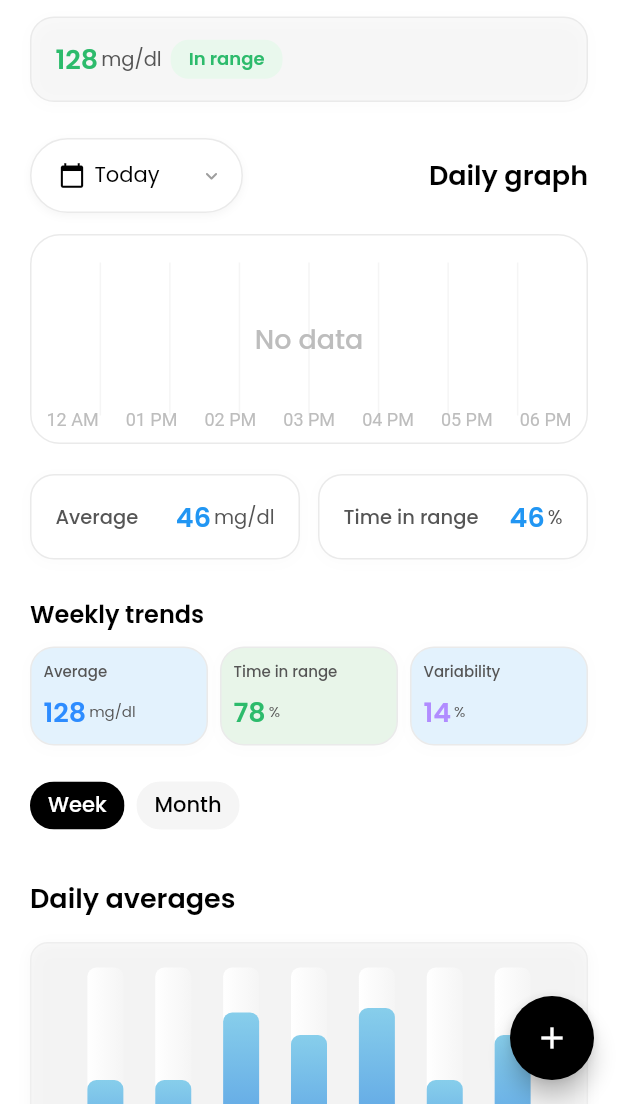
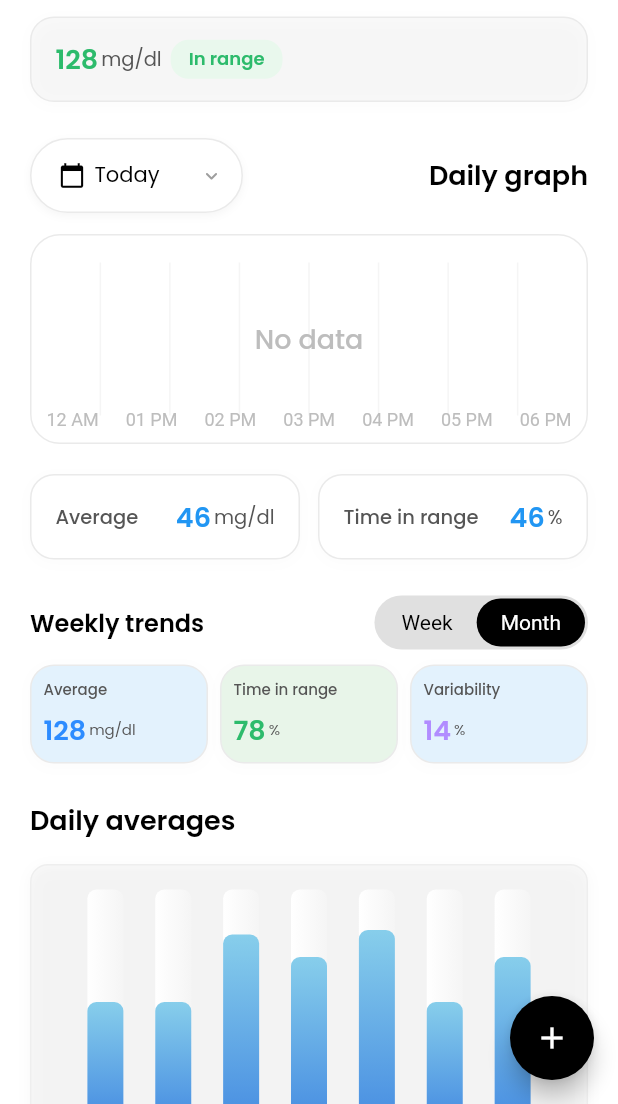
Before and after one commit to hamzaali265/ui_screens, a Flutter app: the screen it shows after launch, on a phone screen of 412 x 824 dp, the part 132-1236 px from its top. Run offline on Flutter 3.47's test engine with Material 3 defaults, Android fonts, the phone set to English and light mode, and no system bars; drawn by our look-alikes of fl_chart; our stand-ins replace google_fonts, table_calendar.

Commit message:
toggle buttion added

```diff
--- /dev/null
+++ b/lib/widgets/custom_toggle_widget.dart
@@ -0,0 +1,64 @@
+import 'package:flutter/material.dart';
+
+class CustomToggleWidget extends StatefulWidget {
+  const CustomToggleWidget({super.key});
+
+  @override
+  CustomToggleWidgetState createState() => CustomToggleWidgetState();
+}
+
+class CustomToggleWidgetState extends State<CustomToggleWidget> {
+  bool _isTrue = false;
+
+  @override
+  Widget build(BuildContext context) {
+    return Container(
+      decoration: BoxDecoration(
+        borderRadius: BorderRadius.circular(20),
+        color: Colors.grey[300],
+      ),
+      padding: EdgeInsets.all(2),
+      child: Row(
+        mainAxisSize: MainAxisSize.min,
+        children: [
+          GestureDetector(
+            onTap: () {
+              setState(() {
+                _isTrue = true;
+              });
+            },
+            child: Container(
+              decoration: BoxDecoration(
+                color: _isTrue ? Colors.black : Colors.transparent,
+                borderRadius: BorderRadius.circular(_isTrue ? 18 : 0),
+              ),
+              padding: EdgeInsets.symmetric(horizontal: 16, vertical: 8),
+              child: Text(
+                'Week',
+                style: TextStyle(color: _isTrue ? Colors.white : Colors.black),
+              ),
+            ),
+          ),
+          GestureDetector(
+            onTap: () {
+              setState(() {
+                _isTrue = false;
+              });
+            },
+            child: Container(
+              decoration: BoxDecoration(
+                color: !_isTrue ? Colors.black : Colors.transparent,
+                borderRadius: BorderRadius.circular(!_isTrue ? 18 : 0),
+              ),
+              padding: EdgeInsets.symmetric(horizontal: 16, vertical: 8),
+              child: Text(
+                'Month',
+                style: TextStyle(color: !_isTrue ? Colors.white : Colors.black),
+              ),
+            ),
+          ),
+        ],
+      ),
+    );
+  }
+}
--- a/lib/widgets/daily_graph_section.dart
+++ b/lib/widgets/daily_graph_section.dart
@@ -26,7 +26,6 @@ class _DailyGraphSectionState extends State<DailyGraphSection> {
         return Column(
           crossAxisAlignment: CrossAxisAlignment.start,
           children: [
-            // Top row with dropdown and title
             Row(
               mainAxisAlignment: MainAxisAlignment.spaceBetween,
               children: [
--- a/lib/widgets/weekly_trend_section.dart
+++ b/lib/widgets/weekly_trend_section.dart
@@ -1,6 +1,7 @@
 import 'package:flutter/material.dart';
 import 'package:google_fonts/google_fonts.dart';
 import 'package:ui_screens/enums.dart';
+import 'package:ui_screens/widgets/custom_toggle_widget.dart';
 
 import 'value_with_tag_or_percentage_widget.dart';
 
@@ -19,6 +20,9 @@ class _WeeklyTrendsSectionState extends State<WeeklyTrendsSection> {
     return Column(
       crossAxisAlignment: CrossAxisAlignment.start,
       children: [
+        Row(
+          mainAxisAlignment: MainAxisAlignment.spaceBetween,
+          children: [
             Text(
               'Weekly trends',
               style: GoogleFonts.poppins(
@@ -26,6 +30,9 @@ class _WeeklyTrendsSectionState extends State<WeeklyTrendsSection> {
                 fontSize: 16,
                 color: Colors.black,
               ),
+            ),
+            CustomToggleWidget(),
+          ],
         ),
         const SizedBox(height: 10),
         Row(
@@ -77,38 +84,6 @@ class _WeeklyTrendsSectionState extends State<WeeklyTrendsSection> {
             ),
           ],
         ),
-        const SizedBox(height: 16),
-        Row(
-          children: [
-            ChoiceChip(
-              label: Text(
-                'Week',
-                style: GoogleFonts.poppins(fontWeight: FontWeight.w500),
-              ),
-              selected: isWeek,
-              selectedColor: Colors.black,
-              backgroundColor: const Color(0xFFF5F5F5),
-              labelStyle: TextStyle(
-                color: isWeek ? Colors.white : Colors.black,
-              ),
-              onSelected: (v) => setState(() => isWeek = true),
-            ),
-            const SizedBox(width: 8),
-            ChoiceChip(
-              label: Text(
-                'Month',
-                style: GoogleFonts.poppins(fontWeight: FontWeight.w500),
-              ),
-              selected: !isWeek,
-              selectedColor: Colors.black,
-              backgroundColor: const Color(0xFFF5F5F5),
-              labelStyle: TextStyle(
-                color: !isWeek ? Colors.white : Colors.black,
-              ),
-              onSelected: (v) => setState(() => isWeek = false),
-            ),
-          ],
-        ),
       ],
     );
   }
```
Lines whose indentation alone changed are shown as unchanged.
